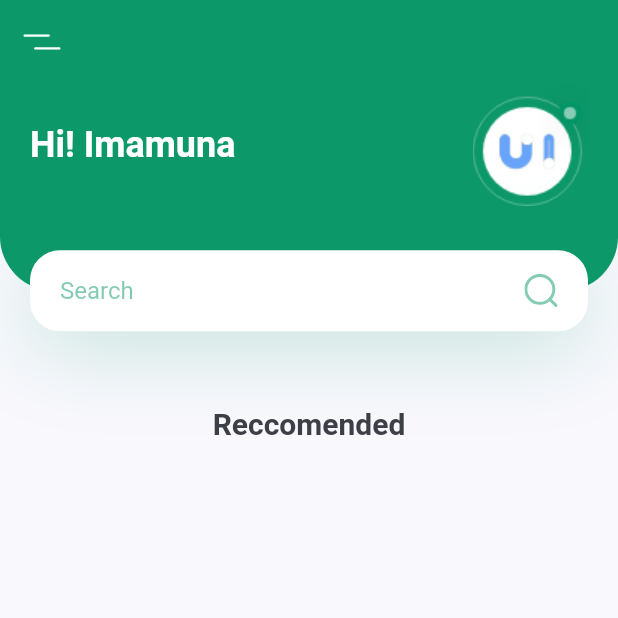
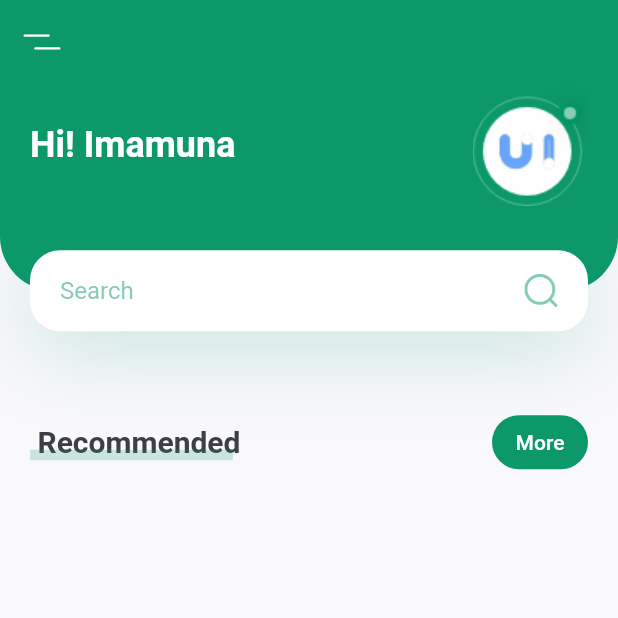
Before and after one commit to Imamuna/plant_app, a Flutter app: the screen it shows after launch, on a phone screen of 412 x 824 dp, the top half of it. Run offline on Flutter 3.47's test engine with Material 2 defaults, Android fonts, the phone set to English and light mode, and no system bars; our stand-ins replace flutter_svg.

Commit message:
Initial commit

```diff
--- a/lib/screens/home/components/body.dart
+++ b/lib/screens/home/components/body.dart
@@ -1,5 +1,6 @@
 import 'package:flutter/material.dart';
 import 'package:plant_app/constants.dart';
+import 'package:plant_app/screens/home/components/tile%20with%20more%20button.dart';
 import 'header with search.dart';
 
 class Body extends StatelessWidget {
@@ -12,22 +13,9 @@ class Body extends StatelessWidget {
       child: Column(
         children: [
           HeaderWithSearch(size: size),
-          Container(
-            height: 24,
-            child: Stack(
-              children: [
-                Text(
-                  'Reccomended',
-                  style: TextStyle(fontSize: 20, fontWeight: FontWeight.bold),
-                ),
-                Positioned(
-                  height: 7,
-                  child: Container(
-                    color: kPrimaryColor.withOpacity(0.2),
-                  ),
-                )
-              ],
-            ),
+          TileWithMoreButton(
+            press: () {},
+            title: 'Recommended',
           )
         ],
       ),
--- /dev/null
+++ b/lib/screens/home/components/tile with more button.dart
@@ -0,0 +1,78 @@
+import 'package:flutter/material.dart';
+
+import '../../../constants.dart';
+
+class TileWithMoreButton extends StatelessWidget {
+  const TileWithMoreButton({
+    Key? key,
+    required this.press,
+    required this.title,
+  }) : super(key: key);
+
+  final VoidCallback press;
+  final String title;
+  @override
+  Widget build(BuildContext context) {
+    return Padding(
+      padding: const EdgeInsets.symmetric(horizontal: kDefaultPadding),
+      child: Row(
+        children: [
+          tile_with_custom_underline(
+            text: title,
+          ),
+          Spacer(),
+          TextButton(
+            style: TextButton.styleFrom(
+              backgroundColor: kPrimaryColor,
+              shape: RoundedRectangleBorder(
+                borderRadius: BorderRadius.circular(20),
+              ),
+            ),
+            onPressed: press,
+            child: const Text(
+              'More',
+              style: TextStyle(color: Colors.white),
+            ),
+          )
+        ],
+      ),
+    );
+  }
+}
+
+class tile_with_custom_underline extends StatelessWidget {
+  const tile_with_custom_underline({
+    Key? key,
+    required this.text,
+  }) : super(key: key);
+
+  final String text;
+
+  @override
+  Widget build(BuildContext context) {
+    return Container(
+      height: 24,
+      child: Stack(
+        children: [
+          Padding(
+            padding: const EdgeInsets.only(left: kDefaultPadding / 4),
+            child: Text(
+              text,
+              style: TextStyle(fontSize: 20, fontWeight: FontWeight.bold),
+            ),
+          ),
+          Positioned(
+            height: 7,
+            left: 0,
+            right: 0,
+            bottom: 0,
+            child: Container(
+              margin: EdgeInsets.only(right: kDefaultPadding / 4),
+              color: kPrimaryColor.withOpacity(0.2),
+            ),
+          )
+        ],
+      ),
+    );
+  }
+}
```
